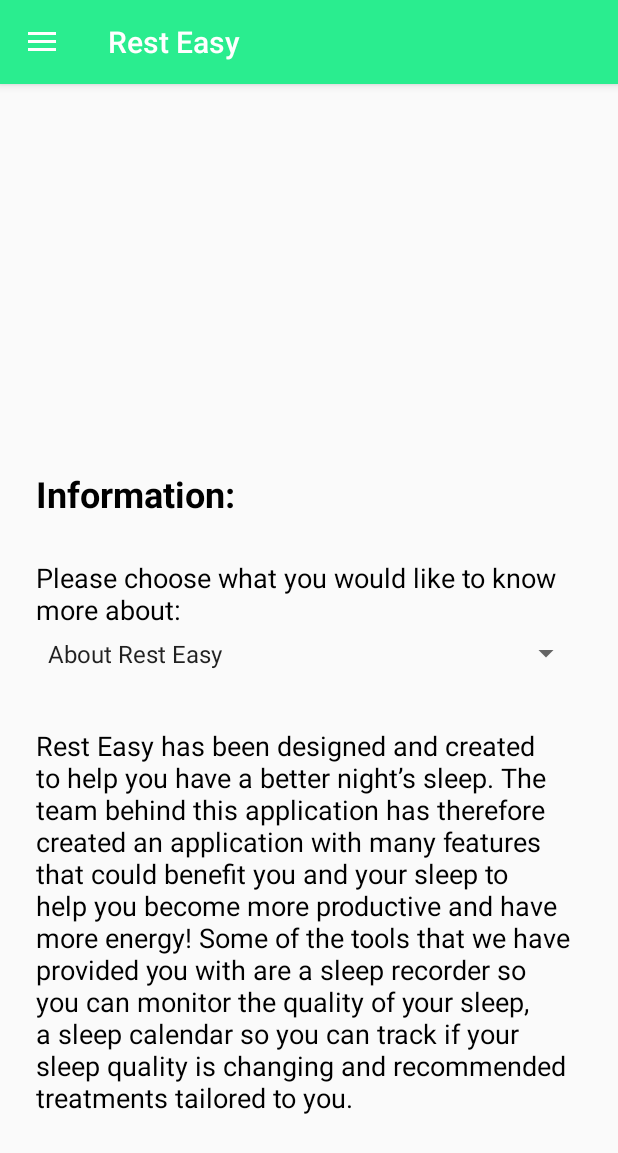
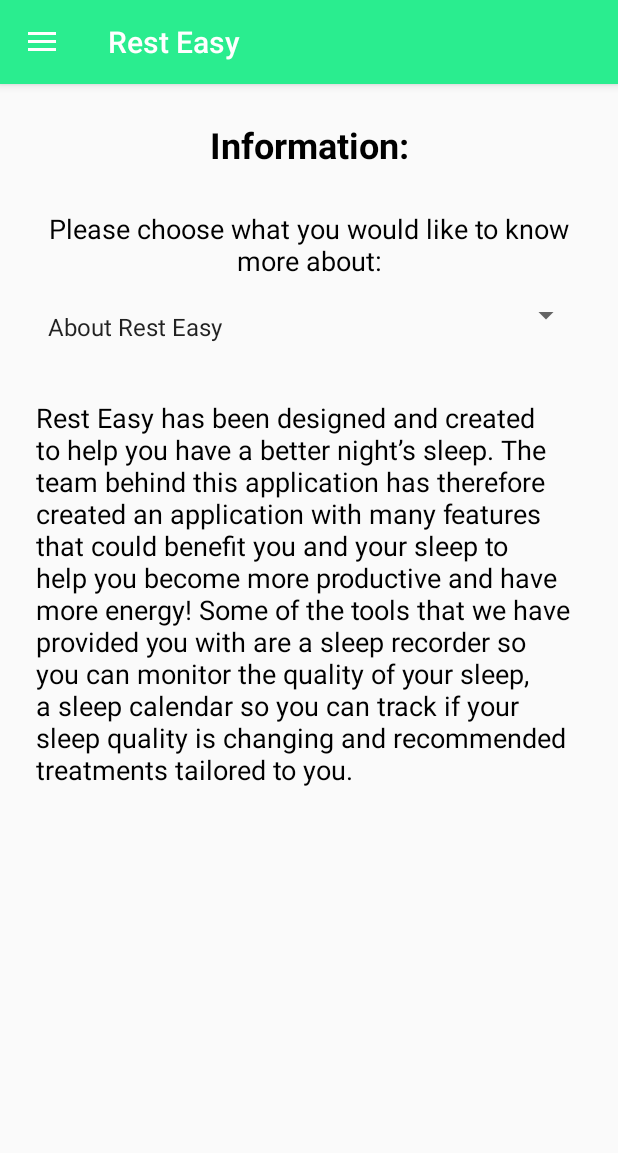
Before and after one commit to RosabelleArmstead/softeng-cw, an Android app: the Information screen opened directly, with no data from a screen before it, on a phone screen of 412 x 824 dp. Shown: the top 1153 px of the screen. Run offline under Robolectric (Android 15) with nearby library versions, the light colour scheme and no system bars.

Commit message:
Changed layout from relative to linear

```diff
--- a/app/src/main/java/com2027/cw/group7/resteasy/Information.java
+++ b/app/src/main/java/com2027/cw/group7/resteasy/Information.java
@@ -9,6 +9,7 @@ import android.widget.TextView;
 
 public class Information extends AppBaseActivity {
 
+    //Setting up variables for the spinner and textview
     private Spinner info_spinner;
     private TextView info_show;
 
@@ -17,15 +18,19 @@ public class Information extends AppBaseActivity {
         super.onCreate(savedInstanceState);
         setContentView(R.layout.activity_information);
 
+        // Initialising the text view
         info_show = (TextView) findViewById(R.id.info_show);
 
+        // Calls methods to add the options to the spinner and to monitor what is selected
         addTextToInfoSpinner();
         addListenerToSpinner();
 
     }
 
+    // Adds the options to the spinner on the information page
     private void addTextToInfoSpinner(){
 
+        // Initialising spinner
         info_spinner = (Spinner) findViewById(R.id.info_spinner);
 
         ArrayAdapter<CharSequence> infoSpinnerAdapter = ArrayAdapter.createFromResource(this,
@@ -34,6 +39,7 @@ public class Information extends AppBaseActivity {
         info_spinner.setAdapter(infoSpinnerAdapter);
     }
 
+    // Listener to monitor what is selected by the user
     private void addListenerToSpinner(){
         info_spinner = (Spinner) findViewById(R.id.info_spinner);
 
--- a/app/src/main/res/layout/activity_information.xml
+++ b/app/src/main/res/layout/activity_information.xml
@@ -1,6 +1,6 @@
 <?xml version="1.0" encoding="utf-8"?>
 
-<RelativeLayout xmlns:android="http://schemas.android.com/apk/res/android"
+<LinearLayout xmlns:android="http://schemas.android.com/apk/res/android"
     xmlns:tools="http://schemas.android.com/tools"
     android:layout_width="match_parent"
     android:layout_height="match_parent"
@@ -8,17 +8,13 @@
     android:id="@+id/activity_information"
     android:padding="24dp"
     android:layout_gravity="top"
-    android:gravity="top"
     >
 
     <TextView
         android:id="@+id/infoTitle"
-        android:layout_width="146dp"
+        android:layout_width="match_parent"
+        android:gravity="center_horizontal"
         android:layout_height="60dp"
-        android:layout_alignParentBottom="true"
-        android:layout_alignParentStart="true"
-        android:layout_marginBottom="427dp"
-        android:layout_marginStart="0dp"
         android:text="@string/info_title"
         android:textColor="@android:color/black"
         android:textSize="24dp"
@@ -28,9 +24,7 @@
         android:id="@+id/info_explanation"
         android:layout_width="wrap_content"
         android:layout_height="wrap_content"
-        android:layout_below="@+id/infoTitle"
-        android:layout_centerHorizontal="true"
-        android:layout_marginTop="-427dp"
+        android:gravity="center_horizontal"
         android:textSize="18dp"
         android:text="@string/choose_category"
         android:textColor="@android:color/black" />
@@ -38,19 +32,18 @@
     <Spinner
         android:id="@+id/info_spinner"
         android:layout_width="match_parent"
-        android:layout_height="34dp"
-        android:layout_below="@+id/info_explanation"
-        android:layout_centerHorizontal="true" />
+        android:layout_height="48dp"
+        android:gravity="center_horizontal"
+        android:paddingTop="16dp" />
 
     <TextView
         android:id="@+id/info_show"
         android:layout_width="fill_parent"
         android:layout_height="fill_parent"
         android:textSize="18dp"
-        android:layout_alignStart="@+id/infoTitle"
-        android:layout_below="@+id/info_spinner"
+        android:gravity="fill_horizontal"
         android:textColor="@android:color/black"
         android:paddingTop="32dp"/>
 
 
-</RelativeLayout>
+</LinearLayout>
--- a/app/src/main/res/values/strings.xml
+++ b/app/src/main/res/values/strings.xml
@@ -36,7 +36,7 @@
     </string-array>
 
     <string name="about">Rest Easy has been designed and created to help you have a better night’s sleep. The team behind this application has therefore created an application with many features that could benefit you and your sleep to help you become more productive and have more energy! Some of the tools that we have provided you with are a sleep recorder so you can monitor the quality of your sleep, a sleep calendar so you can track if your sleep quality is changing and recommended treatments tailored to you. </string>
-    <string name="insomnia">Insomnia is a very broad term and so can cover a large amount of people who are struggling with sleep. It can vary from people who struggle to get to sleep and so feel tired during the day all the way to people who can’t sleep at all which is why Rest Easy aims to help as many people as possible. It has many different causes and so it hard to have just one treatment as this will differ from person to person.</string>
+    <string name="insomnia">Insomnia is a very broad term and so can cover a large amount of people who are struggling with sleep. It can vary from people who struggle to get to sleep and so feel tired during the day all the way to people who can’t sleep at all which is why Rest Easy aims to help as many people as possible. It has many different causes and so it is hard to have just one treatment as this will differ from person to person.</string>
     <string name="causes">Insomnia can have many different causes which will range from person to person. Some of these causes are mental issues. Examples of these are anxiety, depression, schizophrenia and stress which is becoming increasingly common within today’s society. Other causes are environmental. These can include sleeping in a noisy area, sleeping in an area which is either too hot or too cold, having an uncomfortable sleeping area or having an inconsistent sleeping pattern. There are additional causes which vary depending on the person and what effects one may have no effect on another.</string>
     <string name="treatments">Similar to causes of insomnia, there are many different treatments which will vary in effectiveness depending on the person using the treatment. Some treatments are environmental like sleeping in a dark area, using ear plugs to block out noise, using soundscapes to create a relaxing environment and ensure that your sleeping environment is comfortable. Other important factors which have a large impact on your sleep can include maintaining a sleep schedule, avoid using any devices for a period before sleep as the blue light emitted will make it increasingly difficult to get to sleep and to increase the amount of exercise undertaken along with a whole bunch of other treatments which may help you as an individual. Rest Easy hopes to help you identify which treatments may help you.</string>
     <string name="symptoms">Symptoms of insomnia come in many different forms differ depending on the severity of the insomnia and the individual. Some known symptoms are difficulty sleeping, waking up repeatedly during the night, generally feeling tired and having a lack of concentration or waking up early and not being able to go back to sleep. All of the symptoms mentioned above have to had occurred over a significant time period as if it juct happens for a couple of days it may be a result of jet lag or similar events. </string>
```
